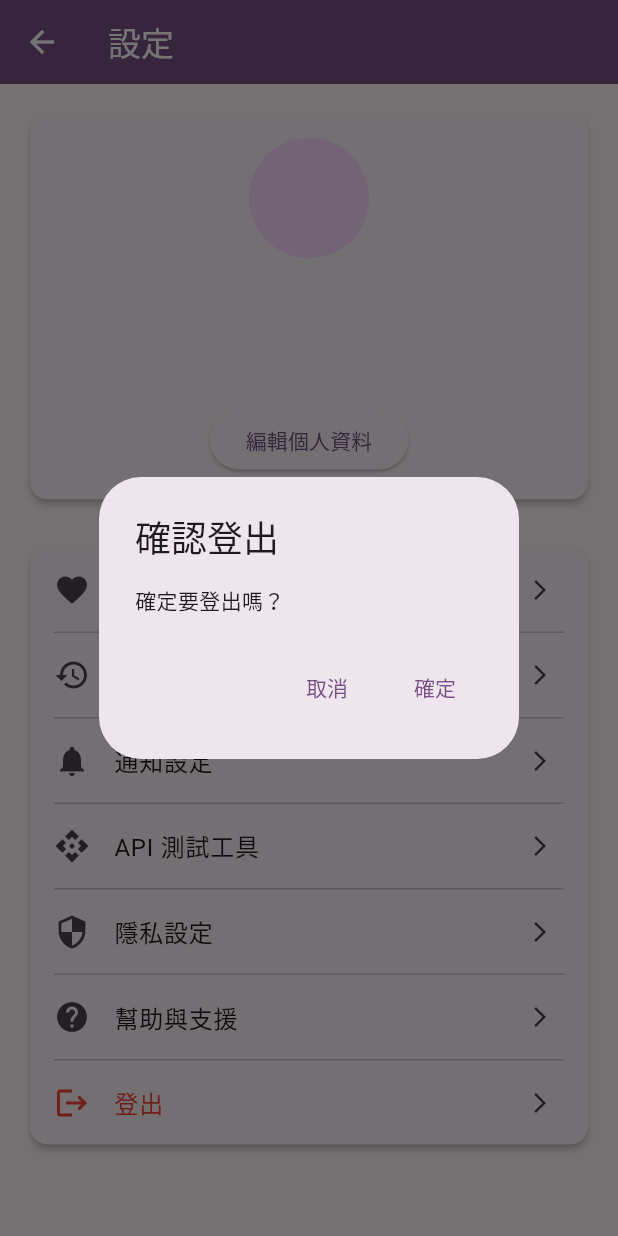
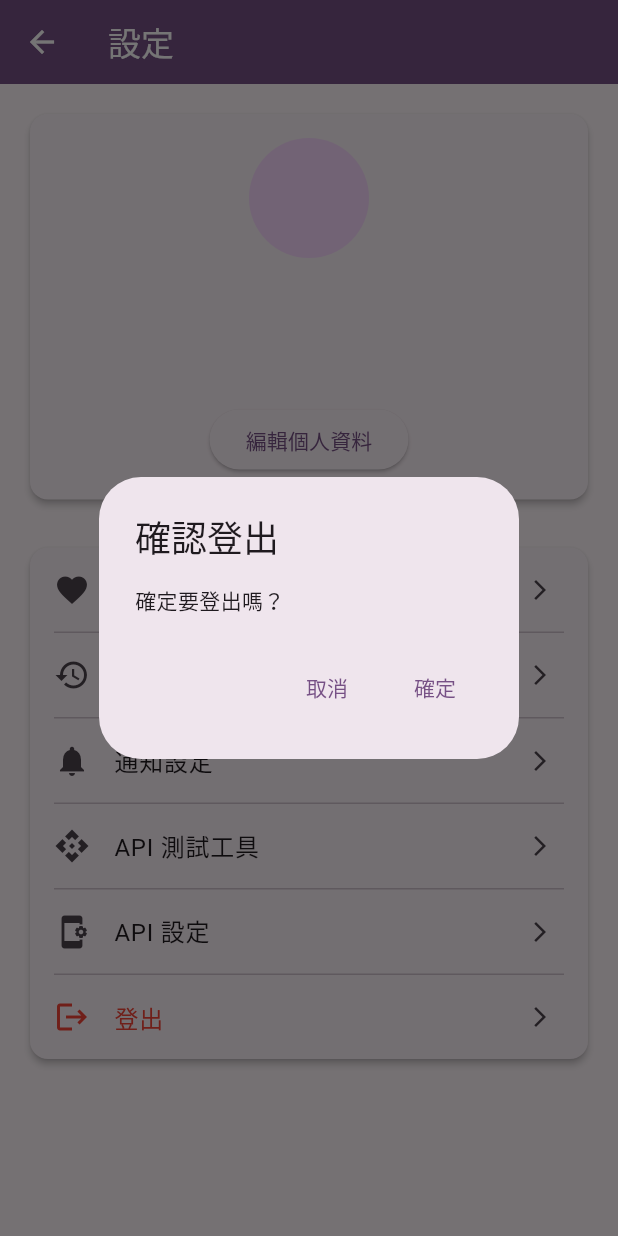
Before and after one commit to yuhsiang1117/threadsposter, a Flutter app: the Setting screen opened by its route, after a tap on "登出", on a phone screen of 412 x 824 dp. Run offline on Flutter 3.47's test engine with Material 3 defaults, Android fonts, the phone set to English and light mode, and no system bars; our stand-ins replace cloud_firestore, firebase_auth, firebase_core, firebase_messaging, flutter_local_notifications, go_router and 3 more; accounts and stored records are empty; network calls fail.

Commit message:
API設定
- 新增API設定頁面
- 更新gitignore

```diff
--- a/lib/services/navigation.dart
+++ b/lib/services/navigation.dart
@@ -40,6 +40,12 @@ final routerConfig = GoRouter(
       ),
       routes: <RouteBase>[
         GoRoute(
+          path: 'edit_profile',
+          pageBuilder: (context, state) => const NoTransitionPage<void>(
+            child: EditProfilePage()
+          ),
+        ),
+        GoRoute(
           path: 'favorites',
           pageBuilder: (context, state) => const NoTransitionPage<void>(
             child: SavedPostPage()
@@ -64,9 +70,9 @@ final routerConfig = GoRouter(
           ),
         ),
         GoRoute(
-          path: 'edit_profile',
+          path: 'api_setting',
           pageBuilder: (context, state) => const NoTransitionPage<void>(
-            child: EditProfilePage()
+            child: APIConfigPage()
           ),
         )
       ]
@@ -152,6 +158,10 @@ class NavigationService {
     currentStyle = style;
   }
 
+  void goEditProflie() {
+    routerConfig.go('/setting/edit_profile');
+  }
+
   void goSavedPosts() {
     routerConfig.go('/setting/favorites');
   }
@@ -167,12 +177,15 @@ class NavigationService {
   void goApiTest() {
     routerConfig.go('/setting/API_test');
   }
-  void goEditProflie() {
-    routerConfig.go('/setting/edit_profile');
+
+  void goApisetting() {
+    routerConfig.go('/setting/api_setting');
   }
+
   void goFirstLogin() {
     routerConfig.go('/firstlogin');
   }
+
   void goRegister() {
     routerConfig.go('/register');
   }
--- a/lib/widgets/setting/setting_page.dart
+++ b/lib/widgets/setting/setting_page.dart
@@ -142,16 +142,18 @@ class Setting extends StatefulWidget {
             ),
             _buildDivider(),
             _buildMenuItem(
-              icon: Icons.security,
-              title: '隱私設定',
-              onTap: () {},
+              icon: Icons.app_settings_alt,
+              title: 'API 設定',
+              onTap: () {
+                navigationService.goApisetting();
+              },
             ),
-            _buildDivider(),
-            _buildMenuItem(
-              icon: Icons.help,
-              title: '幫助與支援',
-              onTap: () {},
-            ),
+            // _buildDivider(),
+            // _buildMenuItem(
+            //   icon: Icons.help,
+            //   title: '幫助與支援',
+            //   onTap: () {},
+            // ),
             _buildDivider(),
             _buildMenuItem(
               icon: Icons.logout,
--- a/lib/widgets/widgets.dart
+++ b/lib/widgets/widgets.dart
@@ -22,5 +22,6 @@ export 'package:threadsposter/widgets/setting/savedposts_page.dart';
 export 'package:threadsposter/widgets/setting/history_page.dart';
 export 'package:threadsposter/widgets/setting/notification_page.dart';
 export 'package:threadsposter/widgets/setting/api_test_page.dart';
+export 'package:threadsposter/widgets/setting/api_config_page.dart';
 
 typedef MenuEntry = DropdownMenuEntry<String>;
```
Also changed, not shown: lib/widgets/setting/api_config_page.dart (added, +86 -0 lines), 1 other file.
